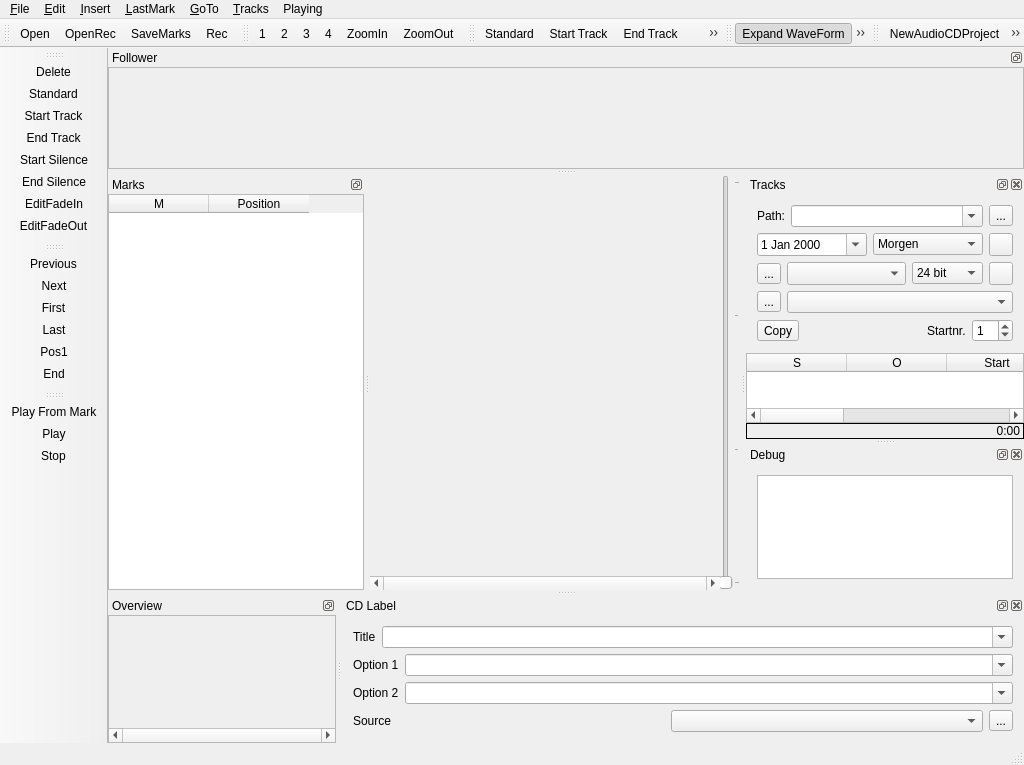
Before: the Qt Designer form mainwindow.ui in audioprog/RecMasterNCutter, drawn with Qt 5.
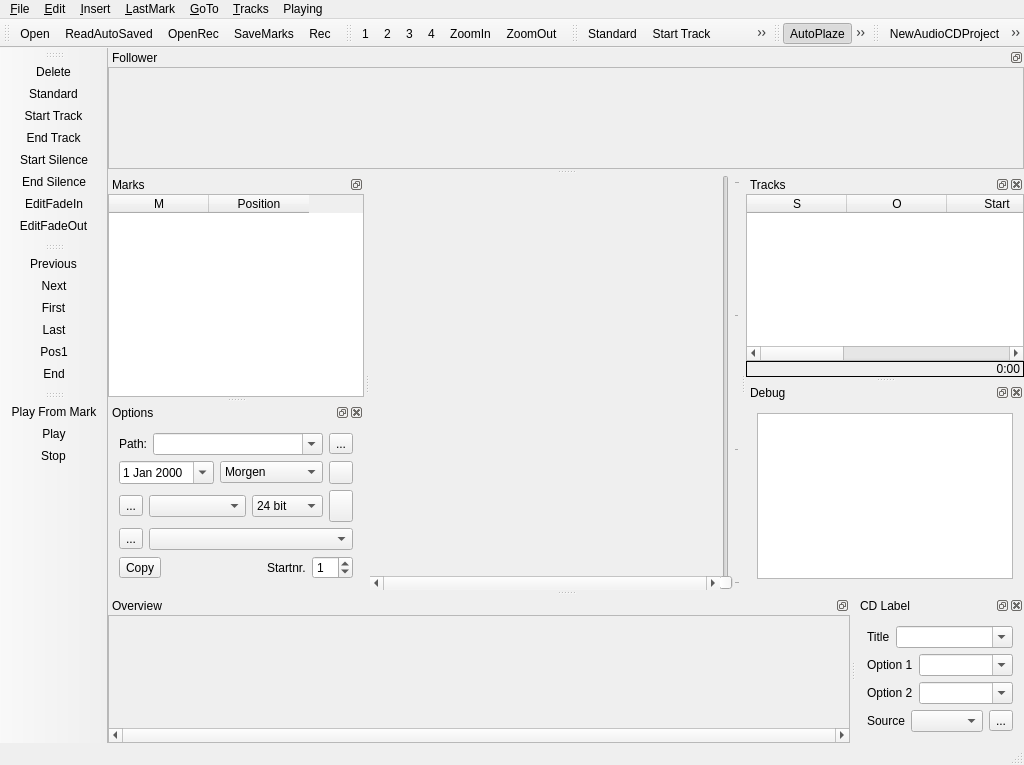
After: the same form once the commit is applied. Icons and pictures are not drawn. Custom widgets are drawn as their Qt base class.

Diff of the .ui file:
```diff
--- a/mainwindow.ui
+++ b/mainwindow.ui
@@ -163,6 +163,7 @@
     <bool>false</bool>
    </attribute>
    <addaction name="action_Open"/>
+   <addaction name="actionReadAutoSaved"/>
    <addaction name="actionOpenRec"/>
    <addaction name="actionSaveMarks"/>
    <addaction name="actionRec"/>
@@ -257,6 +258,12 @@
    <addaction name="actionZoomOut"/>
   </widget>
   <widget class="QDockWidget" name="dockOverview">
+   <property name="sizePolicy">
+    <sizepolicy hsizetype="Preferred" vsizetype="Preferred">
+     <horstretch>0</horstretch>
+     <verstretch>0</verstretch>
+    </sizepolicy>
+   </property>
    <property name="features">
     <set>QDockWidget::DockWidgetFloatable|QDockWidget::DockWidgetMovable</set>
    </property>
@@ -279,6 +286,12 @@
      </property>
      <item>
       <widget class="QFrame" name="frame_2">
+       <property name="sizePolicy">
+        <sizepolicy hsizetype="Expanding" vsizetype="Preferred">
+         <horstretch>0</horstretch>
+         <verstretch>0</verstretch>
+        </sizepolicy>
+       </property>
        <property name="frameShape">
         <enum>QFrame::StyledPanel</enum>
        </property>
@@ -294,6 +307,12 @@
         </property>
         <item>
          <widget class="WaveForm" name="Overview" native="true">
+          <property name="sizePolicy">
+           <sizepolicy hsizetype="Expanding" vsizetype="Preferred">
+            <horstretch>0</horstretch>
+            <verstretch>0</verstretch>
+           </sizepolicy>
+          </property>
           <property name="minimumSize">
            <size>
             <width>0</width>
@@ -304,6 +323,12 @@
         </item>
         <item>
          <widget class="QScrollBar" name="OverPos">
+          <property name="sizePolicy">
+           <sizepolicy hsizetype="Expanding" vsizetype="Fixed">
+            <horstretch>0</horstretch>
+            <verstretch>0</verstretch>
+           </sizepolicy>
+          </property>
           <property name="maximum">
            <number>0</number>
           </property>
@@ -371,6 +396,15 @@
        <property name="selectionBehavior">
         <enum>QAbstractItemView::SelectRows</enum>
        </property>
+       <attribute name="verticalHeaderVisible">
+        <bool>false</bool>
+       </attribute>
+       <attribute name="verticalHeaderDefaultSectionSize">
+        <number>17</number>
+       </attribute>
+       <attribute name="verticalHeaderMinimumSectionSize">
+        <number>17</number>
+       </attribute>
        <column>
         <property name="text">
          <string>M</string>
@@ -418,233 +452,14 @@
      <property name="margin">
       <number>0</number>
      </property>
-     <item>
-      <widget class="QWidget" name="widget_2" native="true">
-       <layout class="QVBoxLayout" name="verticalLayout_8">
-        <item>
-         <layout class="QHBoxLayout" name="horizontalLayout">
-          <item>
-           <widget class="QLabel" name="label">
-            <property name="sizePolicy">
-             <sizepolicy hsizetype="Minimum" vsizetype="Minimum">
-              <horstretch>0</horstretch>
-              <verstretch>0</verstretch>
-             </sizepolicy>
-            </property>
-            <property name="text">
-             <string>Path:</string>
-            </property>
-           </widget>
-          </item>
-          <item>
-           <widget class="QComboBox" name="cboxPath">
-            <property name="sizePolicy">
-             <sizepolicy hsizetype="Expanding" vsizetype="Fixed">
-              <horstretch>0</horstretch>
-              <verstretch>0</verstretch>
-             </sizepolicy>
-            </property>
-            <property name="editable">
-             <bool>true</bool>
-            </property>
-           </widget>
-          </item>
-          <item>
-           <widget class="QToolButton" name="btnChangePath">
-            <property name="text">
-             <string>...</string>
-            </property>
-           </widget>
-          </item>
-         </layout>
-        </item>
-        <item>
-         <layout class="QHBoxLayout" name="horizontalLayout_2">
-          <item>
-           <widget class="QDateEdit" name="dateEdit">
-            <property name="calendarPopup">
-             <bool>true</bool>
-            </property>
-           </widget>
-          </item>
-          <item>
-           <widget class="QComboBox" name="comboDayTime">
-            <item>
-             <property name="text">
-              <string>Morgen</string>
-             </property>
-            </item>
-            <item>
-             <property name="text">
-              <string>Nachmittag</string>
-             </property>
-            </item>
-            <item>
-             <property name="text">
-              <string>Abend</string>
-             </property>
-            </item>
-            <item>
-             <property name="text">
-              <string>Part 1</string>
-             </property>
-            </item>
-            <item>
-             <property name="text">
-              <string>Part 2</string>
-             </property>
-            </item>
-            <item>
-             <property name="text">
-              <string>Part 3</string>
-             </property>
-            </item>
-           </widget>
-          </item>
-          <item>
-           <widget class="QToolButton" name="btnOpen">
-            <property name="text">
-             <string/>
-            </property>
-            <property name="icon">
-             <iconset resource="icons.qrc">
-              <normaloff>:/symbols/OpenRec</normaloff>:/symbols/OpenRec</iconset>
-            </property>
-           </widget>
-          </item>
-         </layout>
-        </item>
-        <item>
-         <layout class="QHBoxLayout" name="horizontalLayout_3">
-          <property name="sizeConstraint">
-           <enum>QLayout::SetDefaultConstraint</enum>
-          </property>
-          <item>
-           <widget class="QToolButton" name="btnListDevices">
-            <property name="text">
-             <string>...</string>
-            </property>
-           </widget>
-          </item>
-          <item>
-           <widget class="QComboBox" name="comboDevices">
-            <property name="sizePolicy">
-             <sizepolicy hsizetype="Expanding" vsizetype="Minimum">
-              <horstretch>0</horstretch>
-              <verstretch>0</verstretch>
-             </sizepolicy>
-            </property>
-            <property name="maxVisibleItems">
-             <number>20</number>
-            </property>
-           </widget>
-          </item>
-          <item>
-           <widget class="QComboBox" name="cboxSampleSize">
-            <property name="currentIndex">
-             <number>1</number>
-            </property>
-            <item>
-             <property name="text">
-              <string notr="true">16 bit</string>
-             </property>
-            </item>
-            <item>
-             <property name="text">
-              <string notr="true">24 bit</string>
-             </property>
-            </item>
-            <item>
-             <property name="text">
-              <string notr="true">32 int</string>
-             </property>
-            </item>
-            <item>
-             <property name="text">
-              <string notr="true">32 float</string>
-             </property>
-            </item>
-           </widget>
-          </item>
-          <item>
-           <widget class="QToolButton" name="btnStartRec">
-            <property name="sizePolicy">
-             <sizepolicy hsizetype="Fixed" vsizetype="Preferred">
-              <horstretch>0</horstretch>
-              <verstretch>0</verstretch>
-             </sizepolicy>
-            </property>
-            <property name="text">
-             <string/>
-            </property>
-            <property name="icon">
-             <iconset resource="icons.qrc">
-              <normaloff>:/symbols/Rec</normaloff>:/symbols/Rec</iconset>
-            </property>
-           </widget>
-          </item>
-         </layout>
-        </item>
-        <item>
-         <layout class="QHBoxLayout" name="horizontalLayout_5">
-          <item>
-           <widget class="QToolButton" name="btbRereadOutput">
-            <property name="text">
-             <string>...</string>
-            </property>
-           </widget>
-          </item>
-          <item>
-           <widget class="QComboBox" name="cbxOutput"/>
-          </item>
-         </layout>
-        </item>
-        <item>
-         <layout class="QHBoxLayout" name="horizontalLayout_6">
-          <item>
-           <widget class="QToolButton" name="tbtCopy">
-            <property name="text">
-             <string>Copy</string>
-            </property>
-           </widget>
-          </item>
-          <item>
-           <spacer name="horizontalSpacer">
-            <property name="orientation">
-             <enum>Qt::Horizontal</enum>
-            </property>
-            <property name="sizeHint" stdset="0">
-             <size>
-              <width>40</width>
-              <height>20</height>
-             </size>
-            </property>
-           </spacer>
-          </item>
-          <item>
-           <widget class="QLabel" name="label_2">
-            <property name="text">
-             <string>Startnr.</string>
-            </property>
-           </widget>
-          </item>
-          <item>
-           <widget class="QSpinBox" name="sbxStartNr">
-            <property name="value">
-             <number>1</number>
-            </property>
-           </widget>
-          </item>
-         </layout>
-        </item>
-       </layout>
-      </widget>
-     </item>
      <item>
       <widget class="QTableWidget" name="tableTracks">
        <property name="editTriggers">
         <set>QAbstractItemView::AllEditTriggers</set>
        </property>
+       <attribute name="verticalHeaderDefaultSectionSize">
+        <number>32</number>
+       </attribute>
        <column>
         <property name="text">
          <string>S</string>
@@ -706,10 +521,17 @@
    <attribute name="toolBarBreak">
     <bool>false</bool>
    </attribute>
+   <addaction name="actionAutoPlaze"/>
    <addaction name="actionExpand_WaveForm"/>
    <addaction name="actionRefresh"/>
   </widget>
   <widget class="QDockWidget" name="docDebug">
+   <property name="sizePolicy">
+    <sizepolicy hsizetype="Maximum" vsizetype="Preferred">
+     <horstretch>0</horstretch>
+     <verstretch>0</verstretch>
+    </sizepolicy>
+   </property>
    <property name="windowTitle">
     <string>Debug</string>
    </property>
@@ -739,6 +561,12 @@
    <addaction name="actionStop"/>
   </widget>
   <widget class="QDockWidget" name="dwdCDLabel">
+   <property name="sizePolicy">
+    <sizepolicy hsizetype="Maximum" vsizetype="Preferred">
+     <horstretch>0</horstretch>
+     <verstretch>0</verstretch>
+    </sizepolicy>
+   </property>
    <property name="windowTitle">
     <string>CD Label</string>
    </property>
@@ -857,6 +685,255 @@
    <addaction name="actionSaveTexts"/>
    <addaction name="actionCreateCDLabel"/>
   </widget>
+  <widget class="QDockWidget" name="dockMainOptions">
+   <property name="sizePolicy">
+    <sizepolicy hsizetype="Maximum" vsizetype="Preferred">
+     <horstretch>0</horstretch>
+     <verstretch>0</verstretch>
+    </sizepolicy>
+   </property>
+   <property name="windowTitle">
+    <string>Options</string>
+   </property>
+   <attribute name="dockWidgetArea">
+    <number>1</number>
+   </attribute>
+   <widget class="QWidget" name="dockWidgetContents_7">
+    <layout class="QVBoxLayout" name="verticalLayout_11">
+     <item>
+      <widget class="QWidget" name="widget_2" native="true">
+       <layout class="QVBoxLayout" name="verticalLayout_8">
+        <property name="margin">
+         <number>0</number>
+        </property>
+        <item>
+         <layout class="QHBoxLayout" name="horizontalLayout">
+          <item>
+           <widget class="QLabel" name="label">
+            <property name="sizePolicy">
+             <sizepolicy hsizetype="Minimum" vsizetype="Minimum">
+              <horstretch>0</horstretch>
+              <verstretch>0</verstretch>
+             </sizepolicy>
+            </property>
+            <property name="text">
+             <string>Path:</string>
+            </property>
+           </widget>
+          </item>
+          <item>
+           <widget class="QComboBox" name="cboxPath">
+            <property name="sizePolicy">
+             <sizepolicy hsizetype="Expanding" vsizetype="Fixed">
+              <horstretch>0</horstretch>
+              <verstretch>0</verstretch>
+             </sizepolicy>
+            </property>
+            <property name="editable">
+             <bool>true</bool>
+            </property>
+           </widget>
+          </item>
+          <item>
+           <widget class="QToolButton" name="btnChangePath">
+            <property name="text">
+             <string>...</string>
+            </property>
+           </widget>
+          </item>
+         </layout>
+        </item>
+        <item>
+         <layout class="QHBoxLayout" name="horizontalLayout_2">
+          <item>
+           <widget class="QDateEdit" name="dateEdit">
+            <property name="calendarPopup">
+             <bool>true</bool>
+            </property>
+           </widget>
+          </item>
+          <item>
+           <widget class="QComboBox" name="comboDayTime">
+            <property name="sizePolicy">
+             <sizepolicy hsizetype="Expanding" vsizetype="Fixed">
+              <horstretch>0</horstretch>
+              <verstretch>0</verstretch>
+             </sizepolicy>
+            </property>
+            <item>
+             <property name="text">
+              <string>Morgen</string>
+             </property>
+            </item>
+            <item>
+             <property name="text">
+              <string>Nachmittag</string>
+             </property>
+            </item>
+            <item>
+             <property name="text">
+              <string>Abend</string>
+             </property>
+            </item>
+            <item>
+             <property name="text">
+              <string>Part 1</string>
+             </property>
+            </item>
+            <item>
+             <property name="text">
+              <string>Part 2</string>
+             </property>
+            </item>
+            <item>
+             <property name="text">
+              <string>Part 3</string>
+             </property>
+            </item>
+           </widget>
+          </item>
+          <item>
+           <widget class="QToolButton" name="btnOpen">
+            <property name="text">
+             <string/>
+            </property>
+            <property name="icon">
+             <iconset resource="icons.qrc">
+              <normaloff>:/symbols/OpenRec</normaloff>:/symbols/OpenRec</iconset>
+            </property>
+           </widget>
+          </item>
+         </layout>
+        </item>
+        <item>
+         <layout class="QHBoxLayout" name="horizontalLayout_3">
+          <property name="sizeConstraint">
+           <enum>QLayout::SetDefaultConstraint</enum>
+          </property>
+          <item>
+           <widget class="QToolButton" name="btnListDevices">
+            <property name="text">
+             <string>...</string>
+            </property>
+           </widget>
+          </item>
+          <item>
+           <widget class="QComboBox" name="comboDevices">
+            <property name="sizePolicy">
+             <sizepolicy hsizetype="Expanding" vsizetype="Fixed">
+              <horstretch>0</horstretch>
+              <verstretch>0</verstretch>
+             </sizepolicy>
+            </property>
+            <property name="maxVisibleItems">
+             <number>20</number>
+            </property>
+           </widget>
+          </item>
+          <item>
+           <widget class="QComboBox" name="cboxSampleSize">
+            <property name="currentIndex">
+             <number>1</number>
+            </property>
+            <item>
+             <property name="text">
+              <string notr="true">16 bit</string>
+             </property>
+            </item>
+            <item>
+             <property name="text">
+              <string notr="true">24 bit</string>
+             </property>
+            </item>
+            <item>
+             <property name="text">
+              <string notr="true">32 int</string>
+             </property>
+            </item>
+            <item>
+             <property name="text">
+              <string notr="true">32 float</string>
+             </property>
+            </item>
+           </widget>
+          </item>
+          <item>
+           <widget class="QToolButton" name="btnStartRec">
+            <property name="sizePolicy">
+             <sizepolicy hsizetype="Fixed" vsizetype="Preferred">
+              <horstretch>0</horstretch>
+              <verstretch>0</verstretch>
+             </sizepolicy>
+            </property>
+            <property name="text">
+             <string/>
+            </property>
+            <property name="icon">
+             <iconset resource="icons.qrc">
+              <normaloff>:/symbols/Rec</normaloff>:/symbols/Rec</iconset>
+            </property>
+           </widget>
+          </item>
+         </layout>
+        </item>
+        <item>
+         <layout class="QHBoxLayout" name="horizontalLayout_5">
+          <item>
+           <widget class="QToolButton" name="btbRereadOutput">
+            <property name="text">
+             <string>...</string>
+            </property>
+           </widget>
+          </item>
+          <item>
+           <widget class="QComboBox" name="cbxOutput"/>
+          </item>
+         </layout>
+        </item>
+        <item>
+         <layout class="QHBoxLayout" name="horizontalLayout_6">
+          <item>
+           <widget class="QToolButton" name="tbtCopy">
+            <property name="text">
+             <string>Copy</string>
+            </property>
+           </widget>
+          </item>
+          <item>
+           <spacer name="horizontalSpacer">
+            <property name="orientation">
+             <enum>Qt::Horizontal</enum>
+            </property>
+            <property name="sizeHint" stdset="0">
+             <size>
+              <width>40</width>
+              <height>20</height>
+             </size>
+            </property>
+           </spacer>
+          </item>
+          <item>
+           <widget class="QLabel" name="label_2">
+            <property name="text">
+             <string>Startnr.</string>
+            </property>
+           </widget>
+          </item>
+          <item>
+           <widget class="QSpinBox" name="sbxStartNr">
+            <property name="value">
+             <number>1</number>
+            </property>
+           </widget>
+          </item>
+         </layout>
+        </item>
+       </layout>
+      </widget>
+     </item>
+    </layout>
+   </widget>
+  </widget>
   <action name="action_Open">
    <property name="icon">
     <iconset resource="icons.qrc">
@@ -1399,6 +1476,30 @@
     <string>NewAudioCDProject</string>
    </property>
   </action>
+  <action name="actionReadAutoSaved">
+   <property name="icon">
+    <iconset resource="icons.qrc">
+     <normaloff>:/symbols/open</normaloff>:/symbols/open</iconset>
+   </property>
+   <property name="text">
+    <string>ReadAutoSaved</string>
+   </property>
+  </action>
+  <action name="actionAutoPlaze">
+   <property name="checkable">
+    <bool>true</bool>
+   </property>
+   <property name="checked">
+    <bool>true</bool>
+   </property>
+   <property name="icon">
+    <iconset resource="icons.qrc">
+     <normaloff>:/symbols/AutoPlaze</normaloff>:/symbols/AutoPlaze</iconset>
+   </property>
+   <property name="text">
+    <string>AutoPlaze</string>
+   </property>
+  </action>
  </widget>
  <layoutdefault spacing="6" margin="11"/>
  <customwidgets>
```
